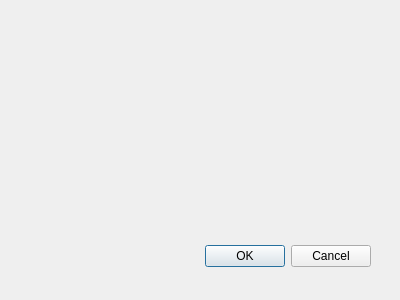
Above: client/src/ui/chatingwindow.ui from abomb4/biye before the change. Below: the same form after it.
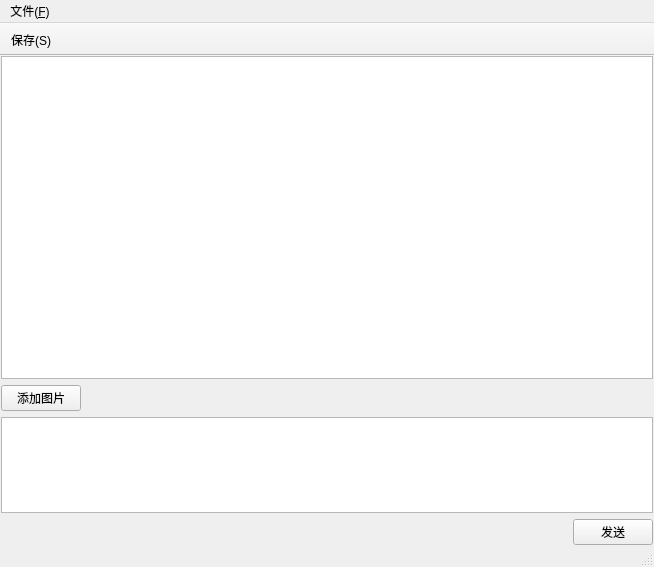
That is the form after the change. Icons and pictures are not drawn.

Commit message: Divide pack success, qt read stables

What changed in the file:
```diff
--- a/client/src/ui/chatingwindow.ui
+++ b/client/src/ui/chatingwindow.ui
@@ -3,34 +3,227 @@
  <comment/>
  <exportmacro/>
  <class>ChatingWindow</class>
- <widget name="ChatingWindow" class="QDialog">
+ <widget class="QMainWindow" name="ChatingWindow">
   <property name="geometry">
    <rect>
     <x>0</x>
     <y>0</y>
-    <width>400</width>
-    <height>300</height>
+    <width>654</width>
+    <height>567</height>
    </rect>
   </property>
+  <property name="minimumSize">
+   <size>
+    <width>484</width>
+    <height>480</height>
+   </size>
+  </property>
+  <property name="maximumSize">
+   <size>
+    <width>16777215</width>
+    <height>16777215</height>
+   </size>
+  </property>
   <property name="windowTitle">
    <string>Dialog</string>
   </property>
-  <widget name="buttonBox" class="QDialogButtonBox">
+  <property name="locale">
+   <locale language="Chinese" country="China"/>
+  </property>
+  <widget class="QWidget" name="centralwidget">
+   <layout class="QVBoxLayout" name="verticalLayout_2">
+    <property name="leftMargin">
+     <number>1</number>
+    </property>
+    <property name="topMargin">
+     <number>0</number>
+    </property>
+    <property name="rightMargin">
+     <number>1</number>
+    </property>
+    <property name="bottomMargin">
+     <number>0</number>
+    </property>
+    <item>
+     <widget class="QTextEdit" name="edt_show">
+      <property name="readOnly">
+       <bool>true</bool>
+      </property>
+     </widget>
+    </item>
+    <item>
+     <widget class="QWidget" name="input_c" native="true">
+      <property name="minimumSize">
+       <size>
+        <width>0</width>
+        <height>128</height>
+       </size>
+      </property>
+      <property name="maximumSize">
+       <size>
+        <width>16777215</width>
+        <height>128</height>
+       </size>
+      </property>
+      <layout class="QVBoxLayout" name="verticalLayout">
+       <property name="leftMargin">
+        <number>0</number>
+       </property>
+       <property name="topMargin">
+        <number>0</number>
+       </property>
+       <property name="rightMargin">
+        <number>0</number>
+       </property>
+       <property name="bottomMargin">
+        <number>0</number>
+       </property>
+       <item>
+        <widget class="QWidget" name="input_functions_c" native="true">
+         <layout class="QHBoxLayout" name="horizontalLayout_2">
+          <property name="leftMargin">
+           <number>0</number>
+          </property>
+          <property name="topMargin">
+           <number>0</number>
+          </property>
+          <property name="rightMargin">
+           <number>0</number>
+          </property>
+          <property name="bottomMargin">
+           <number>0</number>
+          </property>
+          <item>
+           <widget class="QPushButton" name="pushButton">
+            <property name="sizePolicy">
+             <sizepolicy hsizetype="Fixed" vsizetype="Fixed">
+              <horstretch>0</horstretch>
+              <verstretch>0</verstretch>
+             </sizepolicy>
+            </property>
+            <property name="text">
+             <string>添加图片</string>
+            </property>
+           </widget>
+          </item>
+          <item>
+           <spacer name="horizontalSpacer_2">
+            <property name="orientation">
+             <enum>Qt::Horizontal</enum>
+            </property>
+            <property name="sizeHint" stdset="0">
+             <size>
+              <width>40</width>
+              <height>20</height>
+             </size>
+            </property>
+           </spacer>
+          </item>
+         </layout>
+        </widget>
+       </item>
+       <item>
+        <widget class="QTextEdit" name="edt_input"/>
+       </item>
+      </layout>
+     </widget>
+    </item>
+    <item>
+     <widget class="QWidget" name="widget_3" native="true">
+      <layout class="QHBoxLayout" name="horizontalLayout">
+       <property name="leftMargin">
+        <number>0</number>
+       </property>
+       <property name="topMargin">
+        <number>0</number>
+       </property>
+       <property name="rightMargin">
+        <number>0</number>
+       </property>
+       <property name="bottomMargin">
+        <number>0</number>
+       </property>
+       <item>
+        <spacer name="horizontalSpacer">
+         <property name="orientation">
+          <enum>Qt::Horizontal</enum>
+         </property>
+         <property name="sizeHint" stdset="0">
+          <size>
+           <width>40</width>
+           <height>20</height>
+          </size>
+         </property>
+        </spacer>
+       </item>
+       <item>
+        <widget class="QPushButton" name="btn_send">
+         <property name="text">
+          <string>发送</string>
+         </property>
+        </widget>
+       </item>
+      </layout>
+     </widget>
+    </item>
+   </layout>
+  </widget>
+  <widget class="QMenuBar" name="menubar">
    <property name="geometry">
     <rect>
-     <x>30</x>
-     <y>240</y>
-     <width>341</width>
-     <height>32</height>
+     <x>0</x>
+     <y>0</y>
+     <width>654</width>
+     <height>22</height>
     </rect>
    </property>
-   <property name="orientation">
-    <enum>Qt::Horizontal</enum>
+   <property name="sizePolicy">
+    <sizepolicy hsizetype="Expanding" vsizetype="Minimum">
+     <horstretch>0</horstretch>
+     <verstretch>0</verstretch>
+    </sizepolicy>
    </property>
-   <property name="standardButtons">
-    <set>QDialogButtonBox::Cancel|QDialogButtonBox::Ok</set>
+   <widget class="QMenu" name="menu">
+    <property name="title">
+     <string>文件(&amp;F)</string>
+    </property>
+   </widget>
+   <addaction name="menu"/>
+  </widget>
+  <widget class="QStatusBar" name="statusbar"/>
+  <widget class="QToolBar" name="toolBar">
+   <property name="windowTitle">
+    <string>toolBar</string>
    </property>
+   <property name="movable">
+    <bool>false</bool>
+   </property>
+   <property name="allowedAreas">
+    <set>Qt::AllToolBarAreas</set>
+   </property>
+   <property name="toolButtonStyle">
+    <enum>Qt::ToolButtonFollowStyle</enum>
+   </property>
+   <property name="floatable">
+    <bool>false</bool>
+   </property>
+   <attribute name="toolBarArea">
+    <enum>TopToolBarArea</enum>
+   </attribute>
+   <attribute name="toolBarBreak">
+    <bool>false</bool>
+   </attribute>
+   <addaction name="action_Save"/>
   </widget>
+  <action name="action_Save">
+   <property name="icon">
+    <iconset theme="document-save" resource="../icons.qrc">
+     <normaloff>:/ui/icons/document-save.svg</normaloff>:/ui/icons/document-save.svg</iconset>
+   </property>
+   <property name="text">
+    <string>保存(&amp;S)</string>
+   </property>
+  </action>
  </widget>
  <pixmapfunction/>
  <resources/>
```
Left out of the diff: 46 changed lines with no effect on the pictures. The commit also changes 22 other files.
